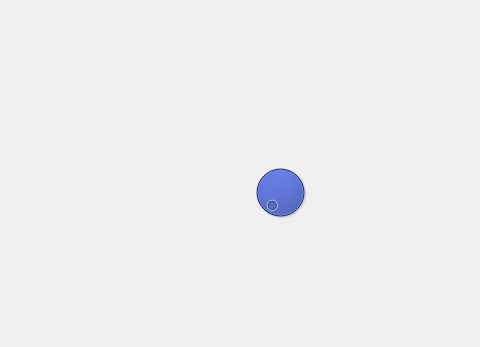
The window that gui/CryptKey/mainwindow.ui (Ryu-134/crypt-key) describes before a commit, drawn with Qt 5; both pictures show x 230 to 710 and y 0 to 347 of the 800 by 600 pixel window.
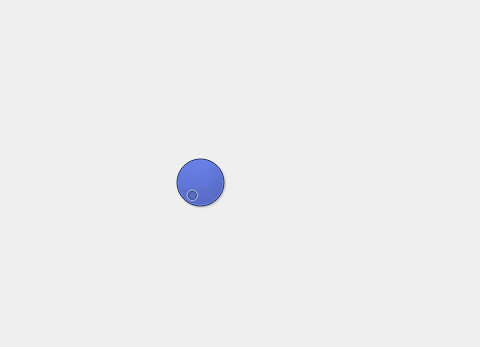
The same window after the commit.

Diff of the .ui file:
```diff
--- a/gui/CryptKey/mainwindow.ui
+++ b/gui/CryptKey/mainwindow.ui
@@ -17,8 +17,8 @@
    <widget class="QDial" name="dial">
     <property name="geometry">
      <rect>
-      <x>480</x>
-      <y>160</y>
+      <x>400</x>
+      <y>150</y>
       <width>60</width>
       <height>64</height>
      </rect>
```
